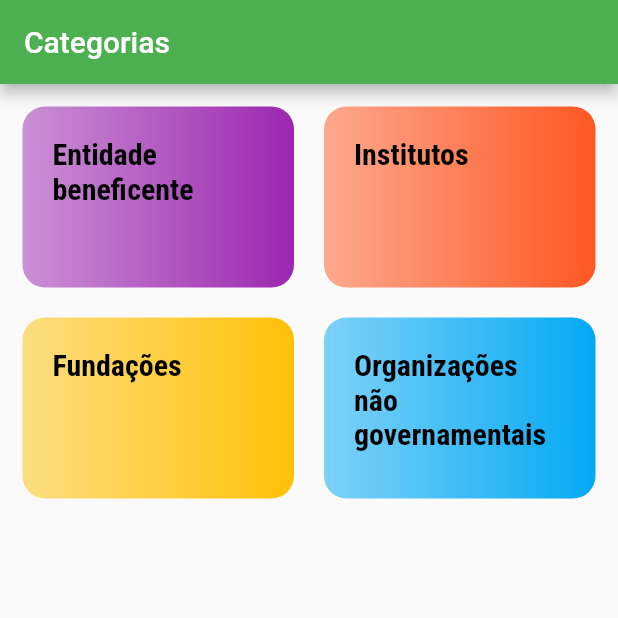
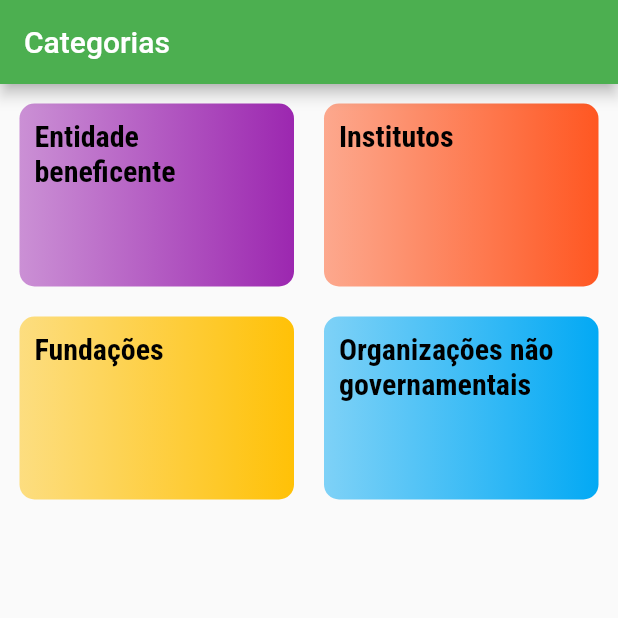
Before and after one commit to gabrielcastroo/appFlutterPDM, a Flutter app: the screen it shows after launch, on a phone screen of 412 x 824 dp, the top half of it. Run offline on Flutter 3.47's test engine with Material 2 defaults, Android fonts, the phone set to English and light mode, and no system bars.

Commit message:
Update Category pages

```diff
--- a/lib/components/category_item.dart
+++ b/lib/components/category_item.dart
@@ -2,29 +2,35 @@ import 'package:aider/models/category.dart';
 import 'package:flutter/material.dart';
 
 class CategoryItem extends StatelessWidget {
-
   final Category category;
 
   const CategoryItem(this.category);
 
+  void _selectCategory(BuildContext context) {
+    Navigator.of(context).pushNamed(
+      '/categories-institutes',
+      arguments: category,
+      );
+  }
+
   @override
   Widget build(BuildContext context) {
-    return Container(
-      padding:const EdgeInsets.all(20),
+    return InkWell(
+      onTap: (() { _selectCategory(context);}),
+      borderRadius: BorderRadius.circular(10),
+      splashColor: Theme.of(context).primaryColor,
+      child: Container(
+        padding: const EdgeInsets.all(10),
         child: Text(
           category.title as String,
           style: Theme.of(context).textTheme.titleMedium,
         ),
         decoration: BoxDecoration(
-        borderRadius: BorderRadius.circular(15),
-        gradient: LinearGradient(
-          colors: [
+            borderRadius: BorderRadius.circular(10),
+            gradient: LinearGradient(colors: [
               category.color.withOpacity(0.5),
               category.color,
-          ],
-          begin: Alignment.topLeft,
-          end: Alignment.topRight
-          )
+            ], begin: Alignment.topLeft, end: Alignment.topRight)),
       ),
     );
   }
--- a/lib/src/features/categories/presentation/view/page/categories_screen.dart
+++ b/lib/src/features/categories/presentation/view/page/categories_screen.dart
@@ -12,7 +12,7 @@ class CategoriesScreen extends StatelessWidget {
         title: const Text('Categorias'),
       ),
       body: GridView(
-        padding:const EdgeInsets.all(15),
+        padding:const EdgeInsets.all(13),
         gridDelegate: const SliverGridDelegateWithMaxCrossAxisExtent(
           maxCrossAxisExtent: 200,
           childAspectRatio: 3/2,
```
Also changed, not shown: lib/src/features/categories/presentation/view/page/categories_institutes_screen.dart (+5 -5 lines). Lines whose indentation alone changed are shown as unchanged.
